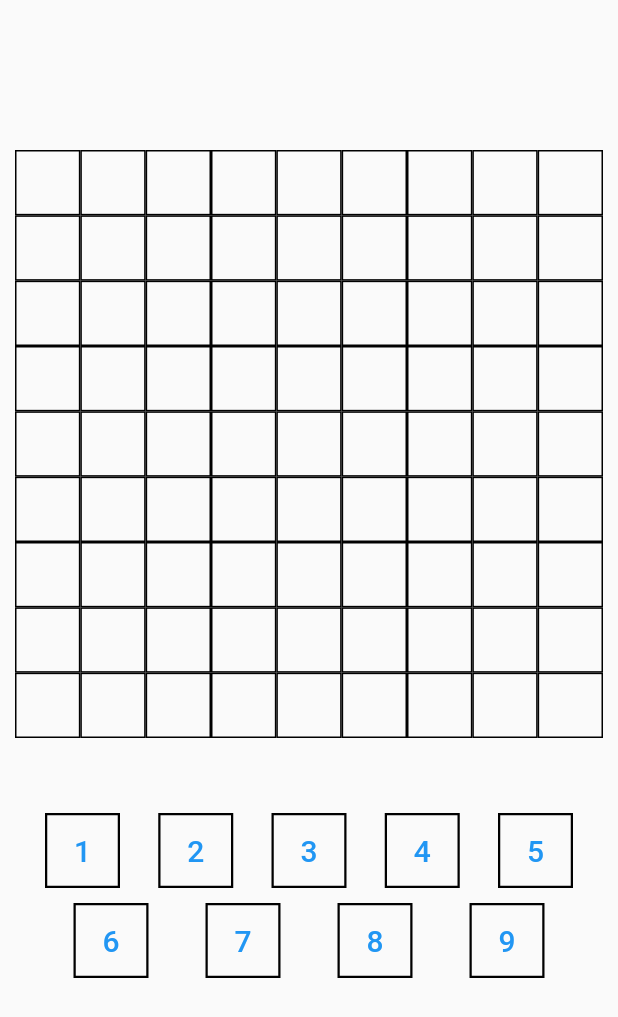
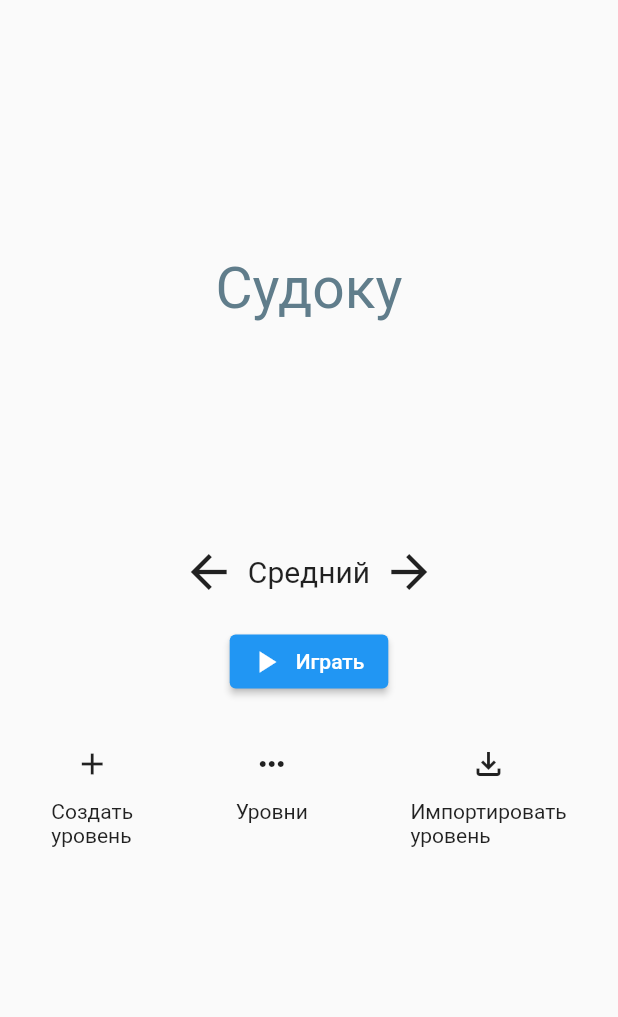
Before and after one commit to lazlo7/Flutter-Sudoku, a Flutter app: the screen it shows after launch, on a phone screen of 412 x 824 dp. Shown: the top 1017 px of the screen. Run offline on Flutter 3.47's test engine with Material 2 defaults, Android fonts, the phone set to English and light mode, and no system bars.

Commit message:
Started working on the main menu

```diff
--- a/lib/main.dart
+++ b/lib/main.dart
@@ -1,7 +1,5 @@
 import 'package:flutter/material.dart';
-import 'package:flutter_sudoku/model/sudoku_generator.dart';
-
-import 'ui/sudoku_playable_area_widget.dart';
+import 'package:flutter_sudoku/ui/sudoku_menu_widget.dart';
 
 void main() {
   runApp(const App());
@@ -12,6 +10,7 @@ class App extends StatelessWidget {
 
   @override
   Widget build(BuildContext context) {
-    return MaterialApp(themeMode: ThemeMode.light, home: SudokuPlayableAreaWidget(SudokuGenerator.generate(5)));
+    return const MaterialApp(
+        themeMode: ThemeMode.light, home: SudokuMenuWidget());
   }
 }
--- /dev/null
+++ b/lib/model/sudoku_difficulty.dart
@@ -0,0 +1,11 @@
+enum SudokuDifficulty {
+  easy(name: "Легкий", clues: 45),
+  medium(name: "Средний", clues: 35),
+  hard(name: "Сложный", clues: 25),
+  expert(name: "Эксперт", clues: 18);
+
+  const SudokuDifficulty({required this.name, required this.clues});
+
+  final String name;
+  final int clues;
+}
--- /dev/null
+++ b/lib/ui/sudoku_menu_widget.dart
@@ -0,0 +1,95 @@
+import 'package:flutter/material.dart';
+import 'package:flutter_sudoku/model/sudoku_difficulty.dart';
+
+class SudokuMenuWidget extends StatefulWidget {
+  const SudokuMenuWidget({super.key});
+
+  @override
+  State<StatefulWidget> createState() => _SudokuMenuWidgetState();
+}
+
+class _SudokuMenuWidgetState extends State<SudokuMenuWidget> {
+  SudokuDifficulty sudokuDifficulty = SudokuDifficulty.medium;
+
+  @override
+  Widget build(BuildContext context) {
+    return Scaffold(
+        body: Column(
+      children: [
+        const SizedBox(height: 170),
+        const Text("Судоку",
+            style: TextStyle(color: Colors.blueGrey, fontSize: 38)),
+        const SizedBox(height: 140),
+        Padding(
+            padding: const EdgeInsets.only(left: 20, right: 20),
+            child: Row(
+              mainAxisAlignment: MainAxisAlignment.center,
+              children: [
+                IconButton(
+                    iconSize: 36,
+                    onPressed: () => onSwitchDifficultyButtonPressed(false),
+                    icon: const Icon(Icons.arrow_back)),
+                Text(sudokuDifficulty.name,
+                    style: const TextStyle(fontSize: 20)),
+                IconButton(
+                    iconSize: 36,
+                    onPressed: () => onSwitchDifficultyButtonPressed(true),
+                    icon: const Icon(Icons.arrow_forward))
+              ],
+            )),
+        const SizedBox(height: 10),
+        ElevatedButton.icon(
+            onPressed: onPlayButtonPressed,
+            icon: const Icon(Icons.play_arrow),
+            label: const Text("Играть")),
+        const SizedBox(height: 20),
+        Expanded(
+          child: Row(
+            mainAxisAlignment: MainAxisAlignment.spaceAround,
+            children: [
+              buildLevelButton(
+                  onPressed: onCreateLevelButtonPressed,
+                  icon: Icons.add,
+                  label: "Создать\nуровень"),
+              buildLevelButton(
+                  onPressed: onLevelsButtonPressed,
+                  icon: Icons.more_horiz,
+                  label: "Уровни"),
+              buildLevelButton(
+                  onPressed: onImportLevelButtonPressed,
+                  icon: Icons.file_download_outlined,
+                  label: "Импортировать\nуровень"),
+            ],
+          ),
+        )
+      ],
+    ));
+  }
+
+  Widget buildLevelButton(
+      {required IconData icon,
+      required String label,
+      required VoidCallback onPressed}) {
+    return Column(children: [
+      IconButton(onPressed: onPressed, icon: Icon(icon)),
+      Text(label, softWrap: true, textAlign: TextAlign.start)
+    ]);
+  }
+
+  void onSwitchDifficultyButtonPressed(bool next) {
+    var difficulties = SudokuDifficulty.values;
+    setState(() {
+      sudokuDifficulty = difficulties[
+          (sudokuDifficulty.index + (next ? 1 : -1)) % difficulties.length];
+    });
+  }
+
+  void onPlayButtonPressed() {
+    // TODO: Add level generation here.
+    print("play button pressed");
+  }
+
+  void onCreateLevelButtonPressed() {}
+  void onLevelsButtonPressed() {}
+  void onImportLevelButtonPressed() {}
+}
```
